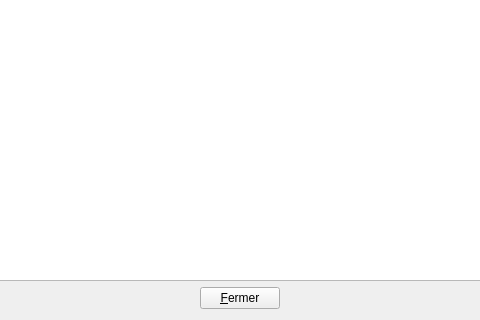
Above: interfacecompetence.ui from Txikilinux/leterrier-calculment before the change; both pictures show x 107 to 587 and y 337 to 657 of the 694 by 657 pixel window. Below: the same form after it.
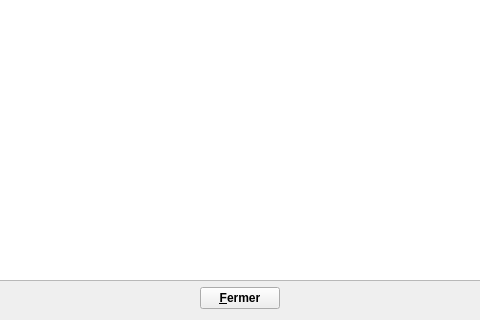
That is the form after the change.

Patch:
```diff
--- a/interfacecompetence.ui
+++ b/interfacecompetence.ui
@@ -39,6 +39,12 @@
        </item>
        <item>
         <widget class="QPushButton" name="btnFermer">
+         <property name="font">
+          <font>
+           <weight>75</weight>
+           <bold>true</bold>
+          </font>
+         </property>
          <property name="text">
           <string>&amp;Fermer</string>
          </property>
```
